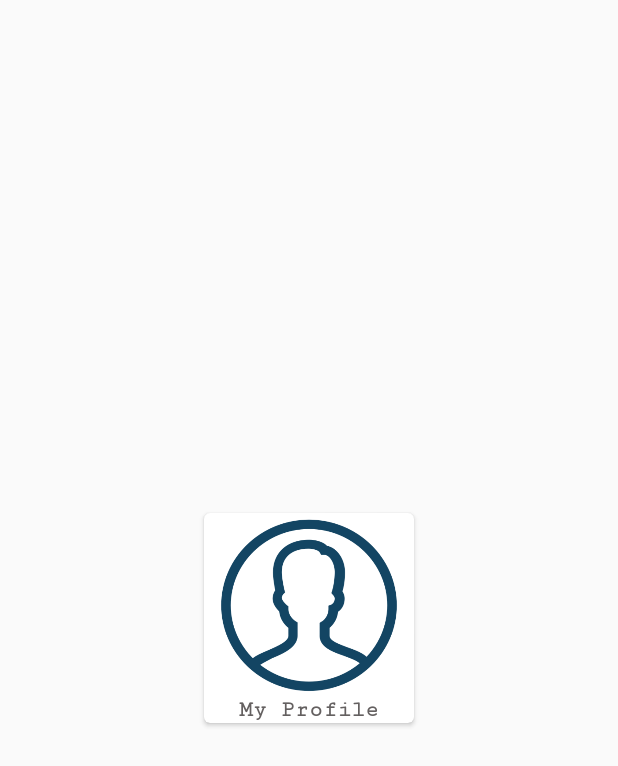
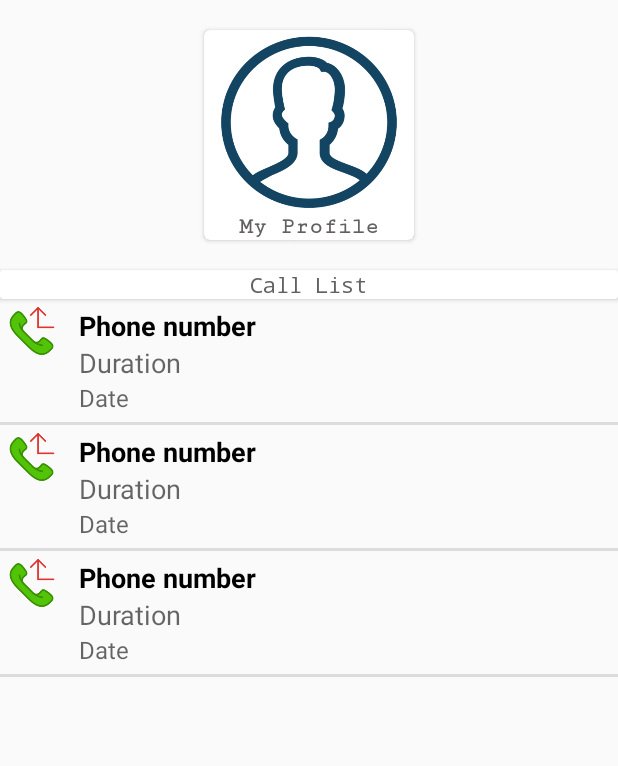
Before and after one commit to AshrafulalamRasel/Employee-tracker, an Android app: the layout content_employee_home.xml on its own in the app's theme, with its tools: preview values and no code run, on a phone screen of 412 x 824 dp. Shown: the top 766 px of the screen. Run offline under Robolectric (Android 15) with nearby library versions, the phone set to English and light mode, and no system bars.

Commit message:
Almost Complate

```diff
--- a/app/src/main/java/com/chumbokit/doctor/project_final_years/CallLogs/LogsAdapter.java
+++ b/app/src/main/java/com/chumbokit/doctor/project_final_years/CallLogs/LogsAdapter.java
@@ -28,7 +28,6 @@ import java.util.List;
 public class LogsAdapter extends ArrayAdapter<LogObject> {
     List<LogObject> logs;
     Context context;
-    ;
     int resource;
     private FirebaseDatabase mFirebaseDatabase = FirebaseDatabase.getInstance();
     private DatabaseReference mLocationDatabaseReference = mFirebaseDatabase.getReference().child("employee");
--- a/app/src/main/res/layout/content_employee_home.xml
+++ b/app/src/main/res/layout/content_employee_home.xml
@@ -7,7 +7,7 @@
     android:gravity="center"
     android:orientation="vertical"
     app:layout_behavior="@string/appbar_scrolling_view_behavior"
-    tools:context="com.chumbokit.doctor.project_final_years.HomeActivity"
+    tools:context="com.chumbokit.doctor.project_final_years.EmployeeHome"
     tools:showIn="@layout/app_bar_home">
 
 
@@ -46,5 +46,28 @@
         </RelativeLayout>
     </android.support.v7.widget.CardView>
 
+    <android.support.v7.widget.CardView
+        android:layout_width="match_parent"
+        android:layout_height="wrap_content"
+        android:padding="10dp">
+
+        <TextView
+            android:layout_width="wrap_content"
+            android:layout_height="wrap_content"
+            android:layout_gravity="center"
+            android:fontFamily="monospace"
+            android:text="Call List"
+            android:textColor="@color/colorBlack" />
+    </android.support.v7.widget.CardView>
+
+    <ListView
+        android:id="@+id/LogsList"
+        android:layout_width="match_parent"
+        android:layout_height="match_parent"
+        android:layout_alignParentLeft="true"
+        android:layout_alignParentStart="true"
+        android:layout_alignParentTop="true"
+        android:dividerHeight="2dp"
+        tools:listitem="@layout/log_layout" />
 
 </LinearLayout>
--- a/app/src/main/res/menu/activity_employee_home_drawer.xml
+++ b/app/src/main/res/menu/activity_employee_home_drawer.xml
@@ -17,9 +17,9 @@
             android:icon="@drawable/ic_menu_slideshow"
             android:title="Slideshow" />
         <item
-            android:id="@+id/nav_manage"
+            android:id="@+id/signout"
             android:icon="@drawable/ic_menu_manage"
-            android:title="Tools" />
+            android:title="Sign Out" />
     </group>
 
     <item android:title="Communicate">
```
Also changed, not shown: app/src/main/java/com/chumbokit/doctor/project_final_years/CallLogs/CallLogs.java (+0 -78 lines), app/src/main/java/com/chumbokit/doctor/project_final_years/EmployeeHome.java (+56 -23 lines), app/src/main/java/com/chumbokit/doctor/project_final_years/LoginEmployee.java (+84 -12 lines), app/src/main/res/layout/activity_call_logs.xml (+0 -11 lines).
